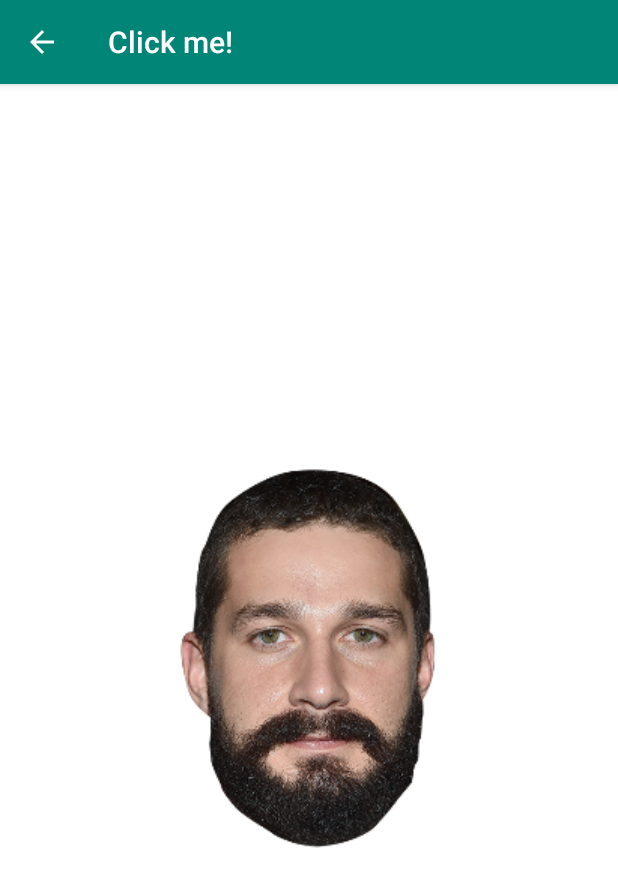
After one commit to egorbolt/diary, an Android app: the MotivationActivity screen opened directly, with no data from a screen before it, on a phone screen of 412 x 824 dp. The commit adds this screen. Shown: the top 887 px of the screen. Run offline under Robolectric (Android 15) with nearby library versions, the phone set to English and light mode, and no system bars.

Commit message:
adding motivation! + mocks

```diff
--- a/diary/MotivationalDiary/app/src/main/java/ru/nsu/boldyrev/motivationaldiary/MainActivity.java
+++ b/diary/MotivationalDiary/app/src/main/java/ru/nsu/boldyrev/motivationaldiary/MainActivity.java
@@ -45,6 +45,11 @@ public class MainActivity extends AppCompatActivity {
         return true;
     }
 
+    public void onMotivateButtonClick(View view) {
+        Intent intent = new Intent(this, MotivationActivity.class);
+        startActivity(intent);
+    }
+
     @Override
     protected void onResume() {
         super.onResume();
--- /dev/null
+++ b/diary/MotivationalDiary/app/src/main/java/ru/nsu/boldyrev/motivationaldiary/MotivationActivity.java
@@ -0,0 +1,83 @@
+package ru.nsu.boldyrev.motivationaldiary;
+
+import android.media.AudioAttributes;
+import android.media.AudioManager;
+import android.media.SoundPool;
+import android.os.Build;
+import android.support.v7.app.AppCompatActivity;
+import android.os.Bundle;
+import android.view.View;
+
+import java.util.Random;
+
+public class MotivationActivity extends AppCompatActivity {
+    private SoundPool soundPool;
+    private AudioManager audioManager;
+    private static final int MAX_STREAMS = 5;
+    private static final int streamType = AudioManager.STREAM_MUSIC;
+    private boolean loaded;
+    private float volume;
+
+    int[] sound = new int[8];
+
+    @Override
+    protected void onCreate(Bundle savedInstanceState) {
+        super.onCreate(savedInstanceState);
+        setContentView(R.layout.activity_motivation);
+
+        audioManager = (AudioManager) getSystemService(AUDIO_SERVICE);
+
+        float currentVolumeIndex = (float) audioManager.getStreamVolume(streamType);
+        float maxVolumeIndex  = (float) audioManager.getStreamMaxVolume(streamType);
+
+        this.volume = currentVolumeIndex / maxVolumeIndex;
+
+        this.setVolumeControlStream(streamType);
+
+        if (Build.VERSION.SDK_INT >= 21 ) {
+
+            AudioAttributes audioAttrib = new AudioAttributes.Builder()
+                    .setUsage(AudioAttributes.USAGE_GAME)
+                    .setContentType(AudioAttributes.CONTENT_TYPE_SONIFICATION)
+                    .build();
+
+            SoundPool.Builder builder= new SoundPool.Builder();
+            builder.setAudioAttributes(audioAttrib).setMaxStreams(MAX_STREAMS);
+
+            this.soundPool = builder.build();
+        }
+        else {
+            this.soundPool = new SoundPool(MAX_STREAMS, AudioManager.STREAM_MUSIC, 0);
+        }
+
+        this.soundPool.setOnLoadCompleteListener(new SoundPool.OnLoadCompleteListener() {
+            @Override
+            public void onLoadComplete(SoundPool soundPool, int sampleId, int status) {
+                loaded = true;
+            }
+        });
+
+        this.sound[0] = soundPool.load(this, R.raw.a, 1);
+        this.sound[1] = soundPool.load(this, R.raw.b, 1);
+        this.sound[2] = soundPool.load(this, R.raw.c, 1);
+        this.sound[3] = soundPool.load(this, R.raw.d, 1);
+        this.sound[4] = soundPool.load(this, R.raw.e, 1);
+        this.sound[5] = soundPool.load(this, R.raw.f, 1);
+        this.sound[6] = soundPool.load(this, R.raw.g, 1);
+        this.sound[7] = soundPool.load(this, R.raw.h, 1);
+
+
+    }
+
+    public void playRandom(View view) {
+        if(loaded)  {
+            float leftVolumn = volume;
+            float rightVolumn = volume;
+
+            Random random = new Random();
+            int soundToPlay = sound[random.nextInt(7)];
+
+            int streamId = this.soundPool.play(soundToPlay ,leftVolumn, rightVolumn, 1, 0, 1f);
+        }
+    }
+}
--- /dev/null
+++ b/diary/MotivationalDiary/app/src/main/res/layout/activity_motivation.xml
@@ -0,0 +1,19 @@
+<?xml version="1.0" encoding="utf-8"?>
+<LinearLayout
+    xmlns:android="http://schemas.android.com/apk/res/android"
+    xmlns:app="http://schemas.android.com/apk/res-auto"
+    xmlns:tools="http://schemas.android.com/tools"
+    android:layout_width="match_parent"
+    android:layout_height="match_parent"
+    tools:context=".MotivationActivity">
+
+    <ImageButton
+        android:id="@+id/imageButton"
+        android:background="#FFFFFF"
+        android:layout_width="match_parent"
+        android:layout_height="match_parent"
+        android:src="@drawable/shia_resized"
+        android:scaleType="centerInside"
+        android:onClick="playRandom"/>
+
+</LinearLayout>
```
Also changed, not shown: diary/MotivationalDiary/app/src/main/AndroidManifest.xml (+12 -1 lines), diary/MotivationalDiary/app/src/main/res/layout/activity_main.xml (+10 -1 lines), diary/MotivationalDiary/app/src/main/res/drawable/shia_resized.png (added), 11 other files.
